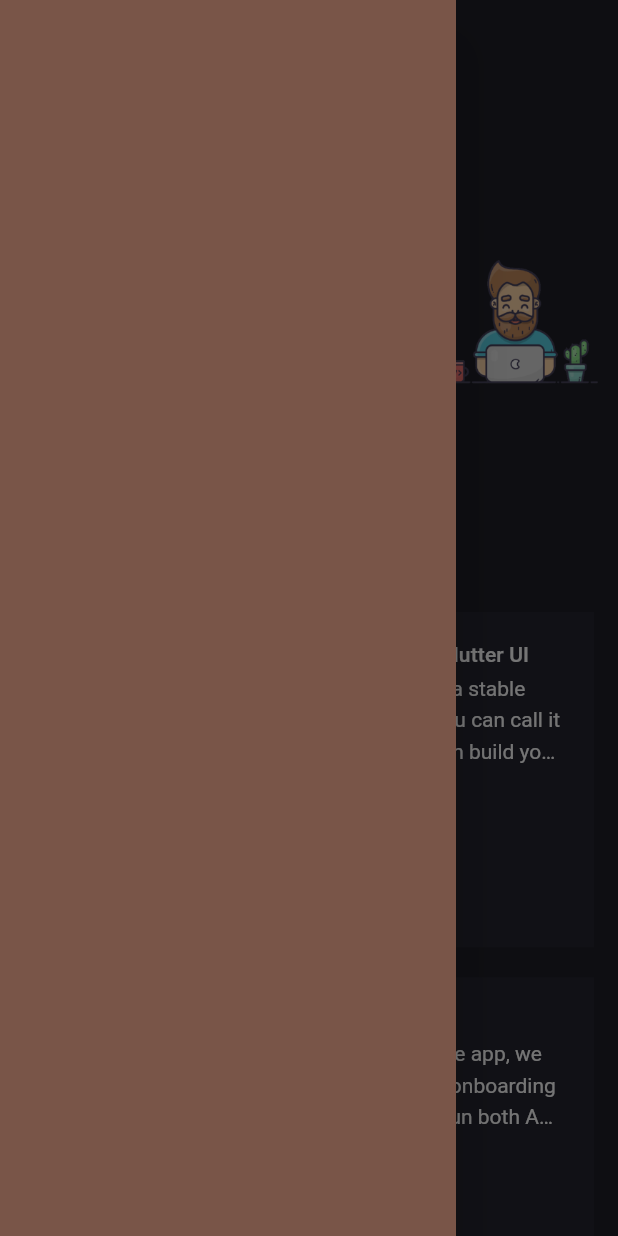
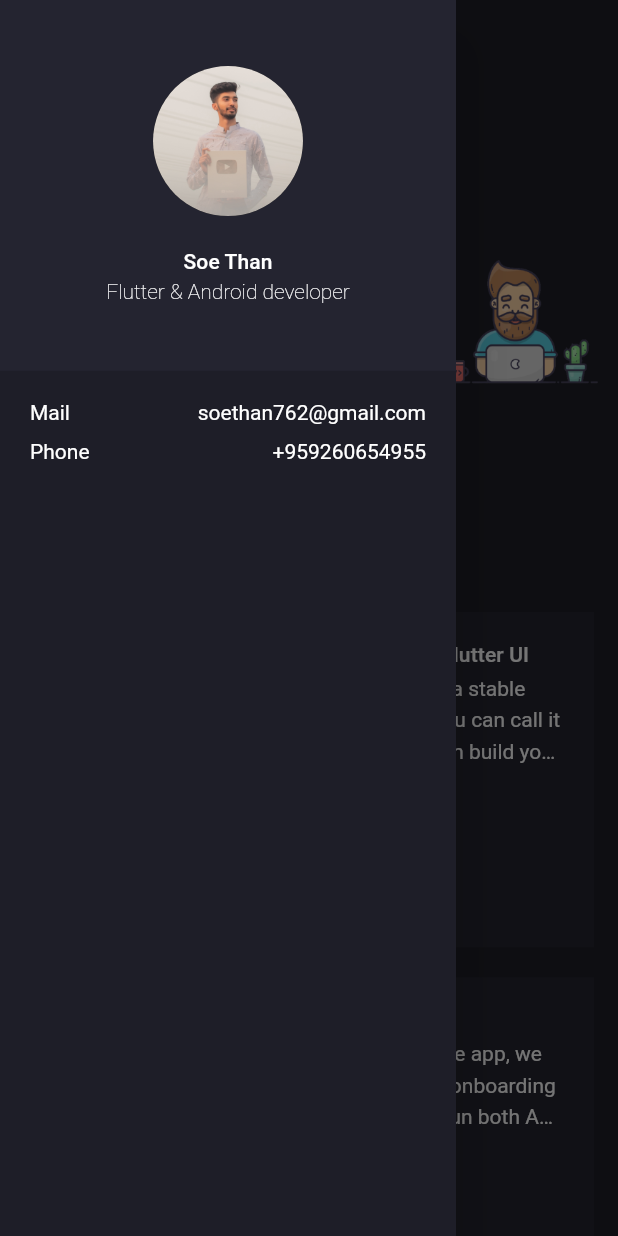
Before and after one commit to soethan98/Responsive-Portfolio, a Flutter app: the screen it shows after launch, with the side drawer open, on a phone screen of 412 x 824 dp. Run offline on Flutter 3.47's test engine with Material 2 defaults, Android fonts, the phone set to English and light mode, and no system bars; drawn by our look-alikes of animated_text_kit; our stand-ins replace flutter_svg; missing offline and left inert: dev_icons.

Commit message:
Add drawer info section

```diff
--- /dev/null
+++ b/lib/screens/main/components/area_info_text.dart
@@ -0,0 +1,30 @@
+import 'package:flutter/material.dart';
+
+import '../../../constants.dart';
+
+class AreaInfoText extends StatelessWidget {
+  const AreaInfoText({
+    Key? key,
+    this.title,
+    this.text,
+  }) : super(key: key);
+
+  final String? title, text;
+
+  @override
+  Widget build(BuildContext context) {
+    return Padding(
+      padding: const EdgeInsets.only(bottom: defaultPadding / 2),
+      child: Row(
+        mainAxisAlignment: MainAxisAlignment.spaceBetween,
+        children: [
+          Text(
+            title!,
+            style: TextStyle(color: Colors.white),
+          ),
+          Text(text!),
+        ],
+      ),
+    );
+  }
+}
--- /dev/null
+++ b/lib/screens/main/components/my_info.dart
@@ -0,0 +1,40 @@
+import 'package:flutter/material.dart';
+
+class MyInfo extends StatelessWidget {
+  const MyInfo({
+    Key? key,
+  }) : super(key: key);
+
+  @override
+  Widget build(BuildContext context) {
+    return AspectRatio(
+      aspectRatio: 1.23,
+      child: Container(
+        color: const Color(0xFF242430),
+        child: Column(
+          children: [
+            const Spacer(flex: 2),
+            const CircleAvatar(
+              radius: 50,
+              backgroundImage: AssetImage("assets/images/IMG_7344.jpg"),
+            ),
+            const Spacer(),
+            Text(
+              "Soe Than",
+              style: Theme.of(context).textTheme.subtitle2,
+            ),
+            const Text(
+              "Flutter & Android developer",
+              textAlign: TextAlign.center,
+              style: TextStyle(
+                fontWeight: FontWeight.w200,
+                height: 1.5,
+              ),
+            ),
+            const Spacer(flex: 2),
+          ],
+        ),
+      ),
+    );
+  }
+}
--- a/lib/screens/main/components/side_drawer.dart
+++ b/lib/screens/main/components/side_drawer.dart
@@ -1,12 +1,33 @@
 import 'package:flutter/material.dart';
+import 'package:portfolio_website/constants.dart';
+import 'package:portfolio_website/screens/main/components/area_info_text.dart';
+import 'package:portfolio_website/screens/main/components/my_info.dart';
 
 class SideDrawer extends StatelessWidget {
   @override
   Widget build(BuildContext context) {
     return Drawer(
       child: SafeArea(
-          child: Container(
-        color: Colors.brown,
+          child: Column(
+        children: [
+          MyInfo(),
+          Expanded(
+              child: SingleChildScrollView(
+            padding: const EdgeInsets.all(defaultPadding),
+            child: Column(
+              children: [
+                const AreaInfoText(
+                  title: 'Mail',
+                  text: 'soethan762@gmail.com',
+                ),
+                const AreaInfoText(
+                  title: 'Phone',
+                  text: '+959260654955',
+                )
+              ],
+            ),
+          ))
+        ],
       )),
     );
   }
--- a/lib/screens/main/main_screen.dart
+++ b/lib/screens/main/main_screen.dart
@@ -30,12 +30,10 @@ class MainScreen extends StatelessWidget {
             if (Responsive.isDesktop(context)) ...[
               Expanded(
                   flex: 2,
-                  child: Container(
-                    color: Colors.red,
-                  )),
-              const SizedBox(
-                width: defaultPadding,
-              ),
+                  child: SideDrawer()),
+              // const SizedBox(
+              //   width: defaultPadding,
+              // ),
             ],
             Expanded(
               flex: 7,
```
